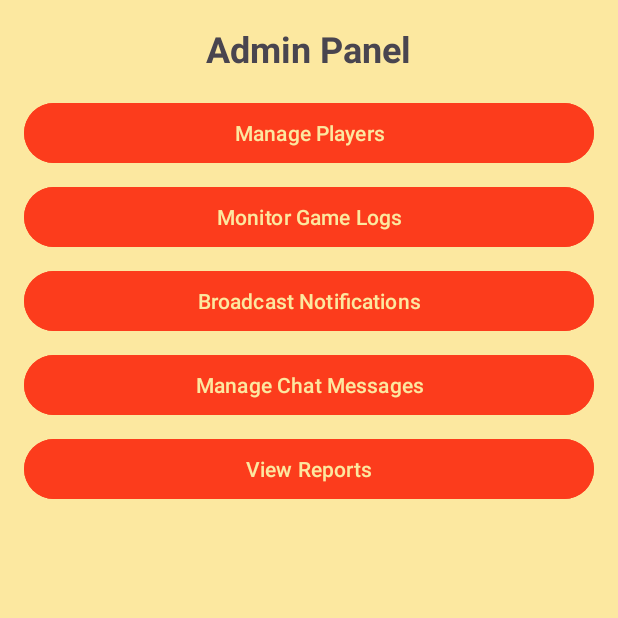
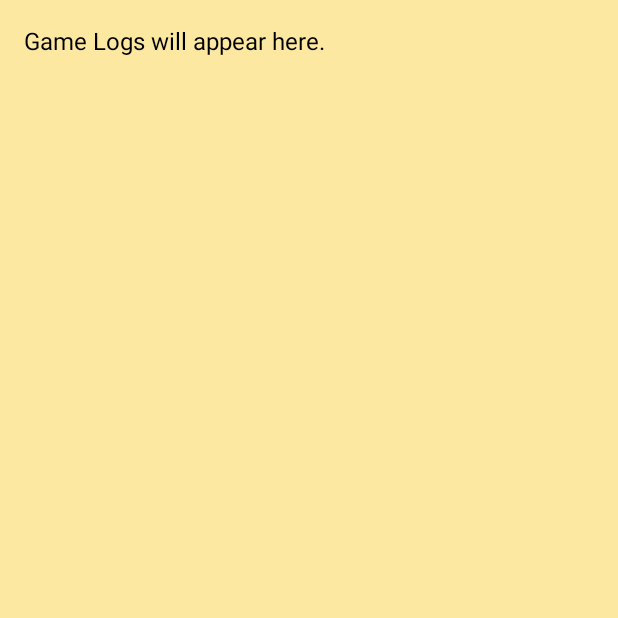
Before and after one commit to OzzieMunoz/Project2, an Android app: the AdminPanelActivity screen opened directly, with no data from a screen before it, after a tap on "Monitor Game Logs", on a phone screen of 412 x 824 dp, the top half of it. Run offline under Robolectric (Android 15) with nearby library versions, the phone set to English and light mode, and no system bars.

Commit message:
Added monitor game logs functionality

```diff
--- a/app/src/main/AndroidManifest.xml
+++ b/app/src/main/AndroidManifest.xml
@@ -27,6 +27,7 @@
         <activity android:name=".MyApplication" />
         <activity android:name=".AdminPanelActivity" />
         <activity android:name=".ManagePlayersActivity" />
+        <activity android:name=".MonitorLogsActivity" />
 
     </application>
 </manifest>
--- a/app/src/main/java/com/example/bullshit/AdminPanelActivity.java
+++ b/app/src/main/java/com/example/bullshit/AdminPanelActivity.java
@@ -24,9 +24,10 @@ public class AdminPanelActivity extends AppCompatActivity {
             startActivity(intent);
         });
 
-        monitorLogsButton.setOnClickListener(v ->
-                Toast.makeText(this, "Feature coming soon: Monitor Game Logs", Toast.LENGTH_SHORT).show()
-        );
+        monitorLogsButton.setOnClickListener(v -> {
+            Intent intent = new Intent(AdminPanelActivity.this, MonitorLogsActivity.class);
+            startActivity(intent);
+        });
 
         broadcastNotificationsButton.setOnClickListener(v ->
                 Toast.makeText(this, "Feature coming soon: Broadcast Notifications", Toast.LENGTH_SHORT).show()
--- /dev/null
+++ b/app/src/main/java/com/example/bullshit/MonitorLogsActivity.java
@@ -0,0 +1,16 @@
+package com.example.bullshit;
+
+import android.os.Bundle;
+import android.widget.TextView;
+import androidx.appcompat.app.AppCompatActivity;
+
+public class MonitorLogsActivity extends AppCompatActivity {
+    @Override
+    protected void onCreate(Bundle savedInstanceState) {
+        super.onCreate(savedInstanceState);
+        setContentView(R.layout.activity_monitor_logs);
+
+        TextView logsTextView = findViewById(R.id.logsTextView);
+        logsTextView.setText("Game Logs will appear here.");
+    }
+}
--- /dev/null
+++ b/app/src/main/res/layout/activity_monitor_logs.xml
@@ -0,0 +1,16 @@
+<LinearLayout
+    xmlns:android="http://schemas.android.com/apk/res/android"
+    android:layout_width="match_parent"
+    android:layout_height="match_parent"
+    android:orientation="vertical"
+    android:padding="16dp"
+    android:background="#fce8a0">
+
+    <TextView
+        android:id="@+id/logsTextView"
+        android:layout_width="match_parent"
+        android:layout_height="wrap_content"
+        android:text="Loading game logs..."
+        android:textSize="16sp"
+        android:textColor="#000000" />
+</LinearLayout>
```
